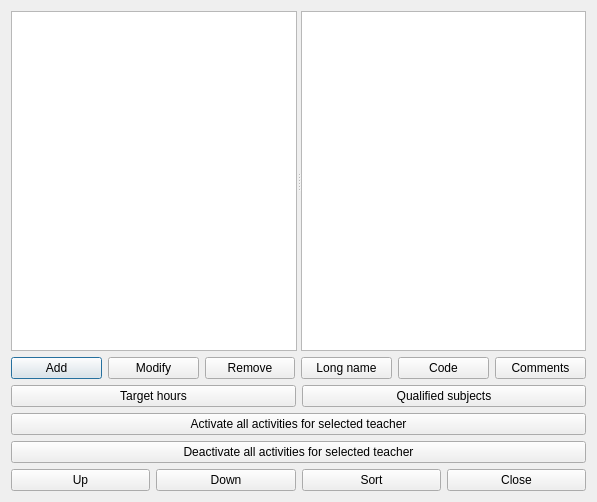
Above: fet/src/interface/teachersform_template.ui from vonmecheln/fet before the change. Below: the same form after it.
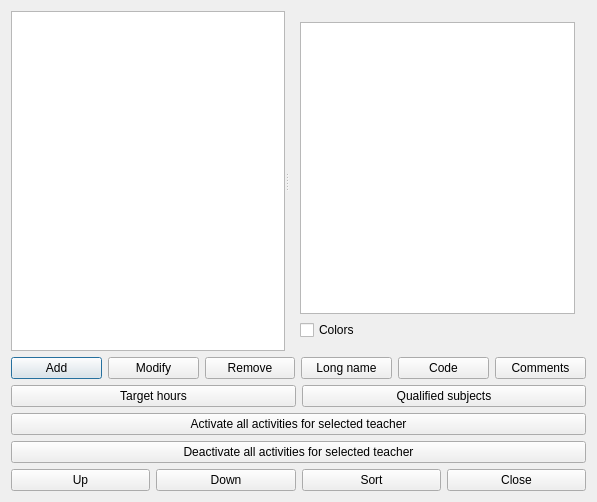
That is the form after the change.

What changed in the file:
```diff
--- a/fet/src/interface/teachersform_template.ui
+++ b/fet/src/interface/teachersform_template.ui
@@ -26,7 +26,20 @@
       <enum>Qt::Horizontal</enum>
      </property>
      <widget class="QListWidget" name="teachersListWidget"/>
-     <widget class="QTextEdit" name="currentTeacherTextEdit"/>
+     <widget class="QWidget" name="">
+      <layout class="QVBoxLayout" name="verticalLayout">
+       <item>
+        <widget class="QTextEdit" name="currentTeacherTextEdit"/>
+       </item>
+       <item>
+        <widget class="QCheckBox" name="colorsCheckBox">
+         <property name="text">
+          <string>Colors</string>
+         </property>
+        </widget>
+       </item>
+      </layout>
+     </widget>
     </widget>
    </item>
    <item row="1" column="0">
```
